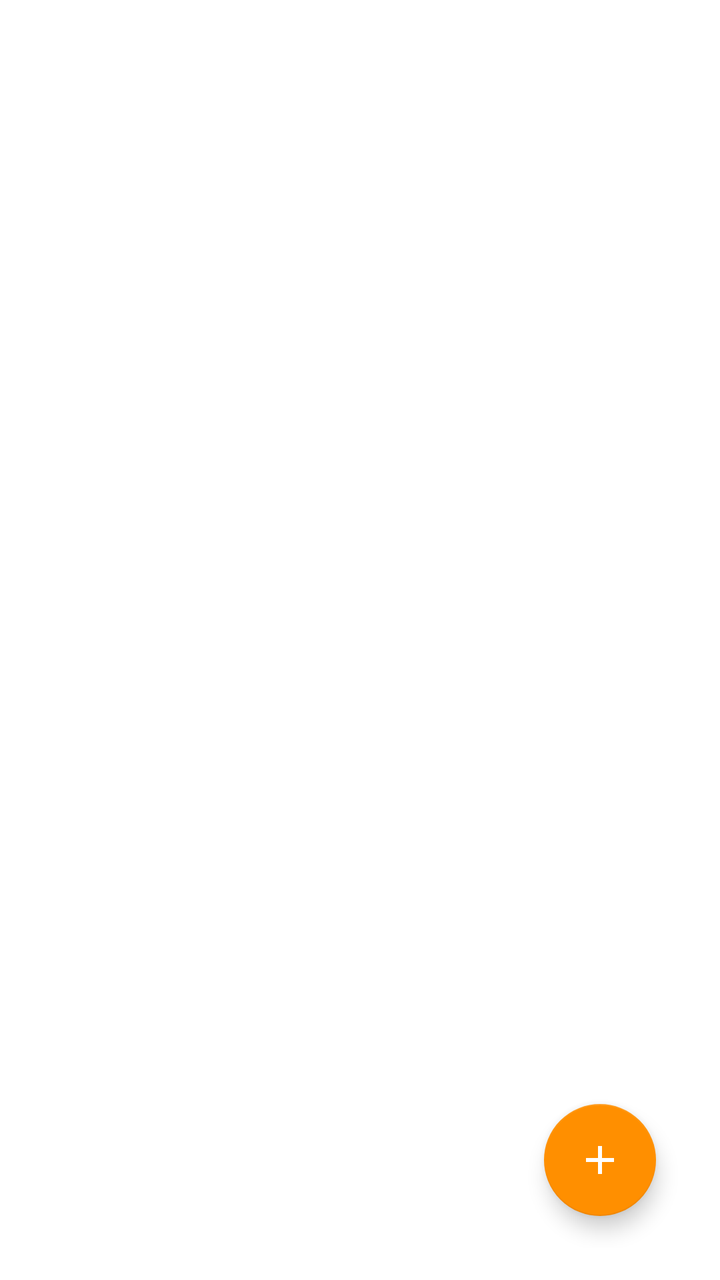
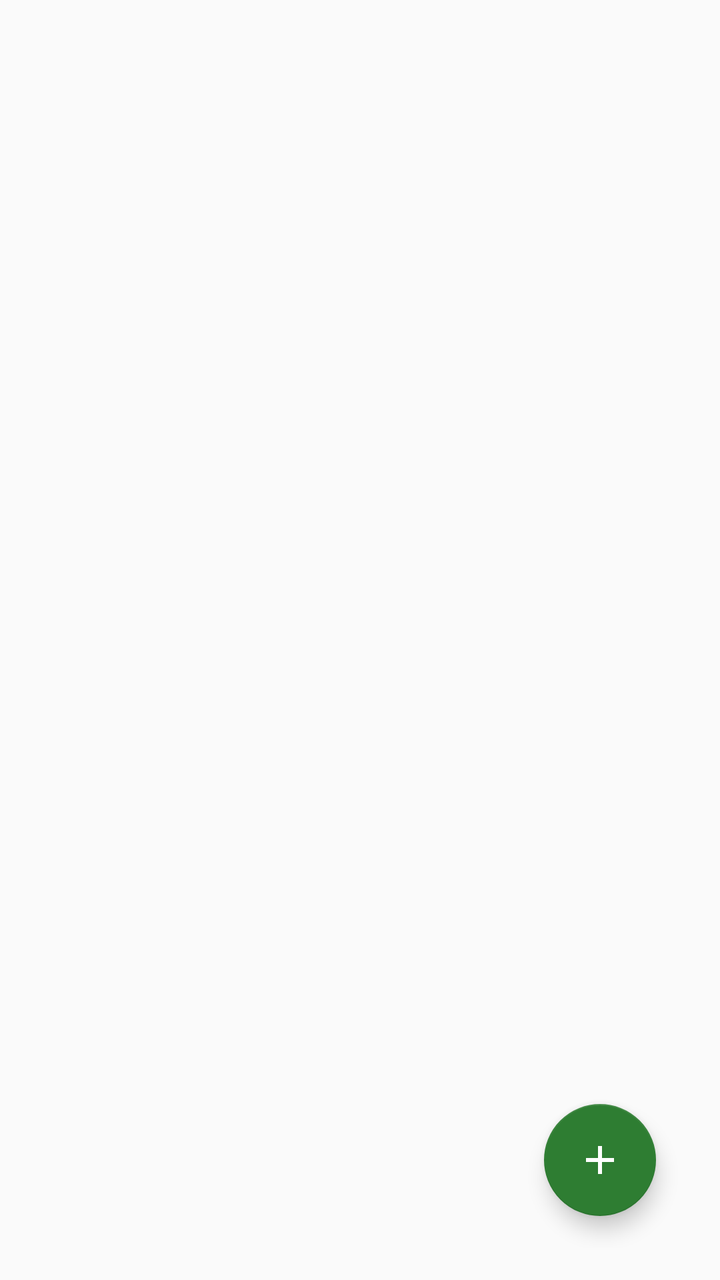

Before-and-after screenshots of an Android layout around one commit, followed by the original layout XML and the change that was made.
<!-- AndroidManifest.xml: application theme Theme.SmartPantry -->
<!-- res/layout/fragment_pantry.xml -->
<?xml version="1.0" encoding="utf-8"?>
<androidx.constraintlayout.widget.ConstraintLayout
    xmlns:android="http://schemas.android.com/apk/res/android"
    xmlns:app="http://schemas.android.com/apk/res-auto"
    android:layout_width="match_parent"
    android:layout_height="match_parent"
    android:padding="16dp">

    <androidx.recyclerview.widget.RecyclerView
        android:id="@+id/rvPantry"
        android:layout_width="0dp"
        android:layout_height="0dp"
        app:layoutManager="androidx.recyclerview.widget.LinearLayoutManager"
        app:layout_constraintTop_toTopOf="parent"
        app:layout_constraintBottom_toBottomOf="parent"
        app:layout_constraintStart_toStartOf="parent"
        app:layout_constraintEnd_toEndOf="parent" />

    
    <androidx.constraintlayout.widget.ConstraintLayout
        android:id="@+id/emptyStateContainer"
        android:layout_width="0dp"
        android:layout_height="wrap_content"
        android:padding="32dp"
        android:visibility="gone"
        app:layout_constraintTop_toTopOf="parent"
        app:layout_constraintBottom_toBottomOf="parent"
        app:layout_constraintStart_toStartOf="parent"
        app:layout_constraintEnd_toEndOf="parent">

        <ImageView
            android:id="@+id/ivEmptyIcon"
            android:layout_width="80dp"
            android:layout_height="80dp"
            android:src="@drawable/ic_baseline_check_circle_24"
            android:tint="@color/text_disabled"
            android:contentDescription="@string/empty_pantry_icon_desc"
            app:layout_constraintTop_toTopOf="parent"
            app:layout_constraintStart_toStartOf="parent"
            app:layout_constraintEnd_toEndOf="parent" />

        <TextView
            android:id="@+id/tvEmptyTitle"
            android:layout_width="wrap_content"
            android:layout_height="wrap_content"
            android:layout_marginTop="16dp"
            android:text="@string/empty_pantry_title"
            android:textSize="20sp"
            android:textStyle="bold"
            android:textColor="@color/text_primary"
            app:layout_constraintTop_toBottomOf="@id/ivEmptyIcon"
            app:layout_constraintStart_toStartOf="parent"
            app:layout_constraintEnd_toEndOf="parent" />

        <TextView
            android:id="@+id/tvEmptySubtitle"
            android:layout_width="wrap_content"
            android:layout_height="wrap_content"
            android:layout_marginTop="8dp"
            android:text="@string/empty_pantry_subtitle"
            android:textSize="14sp"
            android:textColor="@color/text_secondary"
            android:gravity="center"
            android:paddingStart="32dp"
            android:paddingEnd="32dp"
            app:layout_constraintTop_toBottomOf="@id/tvEmptyTitle"
            app:layout_constraintStart_toStartOf="parent"
            app:layout_constraintEnd_toEndOf="parent"
            app:layout_constraintBottom_toBottomOf="parent" />
    </androidx.constraintlayout.widget.ConstraintLayout>

    <com.google.android.material.floatingactionbutton.FloatingActionButton
        android:id="@+id/fabAdd"
        android:layout_width="wrap_content"
        android:layout_height="wrap_content"
        android:layout_margin="16dp"
        android:contentDescription="@string/add_ingredient"
        android:src="@drawable/ic_add"
        app:layout_constraintBottom_toBottomOf="parent"
        app:layout_constraintEnd_toEndOf="parent" />

</androidx.constraintlayout.widget.ConstraintLayout>
<!-- resources referenced by this layout -->
<resources>
  <color name="text_primary">#1A1A1A</color>
  <color name="text_secondary">#616161</color>
  <!-- drawable ic_baseline_check_circle_24 (drawable) -->
  <?xml version="1.0" encoding="utf-8"?>
  <vector xmlns:android="http://schemas.android.com/apk/res/android"
      android:width="24dp"
      android:height="24dp"
      android:viewportWidth="24"
      android:viewportHeight="24">
      <path
          android:fillColor="@color/on_success"
          android:pathData="M12,2C6.48,2 2,6.48 2,12s4.48,10 10,10 10,-4.48 10,-10S17.52,2 12,2zM10,17l-5,-5 1.41,-1.41L10,14.17l7.59,-7.59L19,8l-9,9z"/>
  </vector>
  <string name="empty_pantry_icon_desc">Empty pantry illustration</string>
  <string name="empty_pantry_subtitle">Tap the + button to add your first ingredient</string>
  <style name="Theme.SmartPantry" parent="Theme.MaterialComponents.DayNight.DarkActionBar">
          
          <item name="colorPrimary">@color/primary</item>
          <item name="colorPrimaryVariant">@color/primary_variant</item>
          <item name="colorOnPrimary">@color/on_primary</item>
  
          
          <item name="colorSecondary">@color/secondary</item>
          <item name="colorSecondaryVariant">@color/secondary_variant</item>
          <item name="colorOnSecondary">@color/on_secondary</item>
  
          
          <item name="colorError">@color/error</item>
          <item name="colorOnError">@color/on_error</item>
          <item name="colorErrorContainer">@color/error_container</item>
  
          
          <item name="colorSurface">@color/surface</item>
          <item name="colorSurfaceVariant">@color/surface_variant</item>
          <item name="colorOnSurface">@color/on_surface</item>
          <item name="colorOnSurfaceVariant">@color/on_surface_variant</item>
  
          
          <item name="colorOutline">@color/outline</item>
          <item name="colorOutlineVariant">@color/outline_variant</item>
  
          
          <item name="android:statusBarColor">?attr/colorPrimaryVariant</item>
          <item name="android:navigationBarColor">@color/surface</item>
          <item name="android:windowLightNavigationBar">true</item>
  
          
          <item name="textAppearanceHeadline1">@style/TextAppearance.SmartPantry.Headline1</item>
          <item name="textAppearanceHeadline2">@style/TextAppearance.SmartPantry.Headline2</item>
          <item name="textAppearanceBody1">@style/TextAppearance.SmartPantry.Body1</item>
          <item name="textAppearanceBody2">@style/TextAppearance.SmartPantry.Body2</item>
          <item name="textAppearanceCaption">@style/TextAppearance.SmartPantry.Caption</item>
  
          
          <item name="shapeAppearanceSmallComponent">@style/ShapeAppearance.SmartPantry.SmallComponent</item>
          <item name="shapeAppearanceMediumComponent">@style/ShapeAppearance.SmartPantry.MediumComponent</item>
          <item name="shapeAppearanceLargeComponent">@style/ShapeAppearance.SmartPantry.LargeComponent</item>
  
          
      </style>
  <color name="on_success">#FFFFFF</color>
  <color name="secondary">#FF8F00</color>
  <color name="secondary_variant">#FF6F00</color>
  <color name="error">#C62828</color>
  <color name="error_container">#FBE9E7</color>
  <color name="surface_variant">#F5F5F5</color>
  <color name="on_surface">#1A1A1A</color>
  <color name="on_surface_variant">#424242</color>
  <color name="outline">#E0E0E0</color>
  <color name="outline_variant">#EEEEEE</color>
  <style name="TextAppearance.SmartPantry.Headline1" parent="TextAppearance.MaterialComponents.Headline1">
          <item name="fontFamily">sans-serif-medium</item>
          <item name="android:textSize">32sp</item>
          <item name="android:textColor">@color/text_primary</item>
          <item name="android:letterSpacing">-0.015625</item>
      </style>
  <style name="TextAppearance.SmartPantry.Headline2" parent="TextAppearance.MaterialComponents.Headline2">
          <item name="fontFamily">sans-serif-medium</item>
          <item name="android:textSize">24sp</item>
          <item name="android:textColor">@color/text_primary</item>
          <item name="android:letterSpacing">0</item>
      </style>
  <style name="TextAppearance.SmartPantry.Body1" parent="TextAppearance.MaterialComponents.Body1">
          <item name="fontFamily">sans-serif</item>
          <item name="android:textSize">16sp</item>
          <item name="android:textColor">@color/text_primary</item>
          <item name="android:letterSpacing">0.009375</item>
      </style>
  <style name="TextAppearance.SmartPantry.Body2" parent="TextAppearance.MaterialComponents.Body2">
          <item name="fontFamily">sans-serif</item>
          <item name="android:textSize">14sp</item>
          <item name="android:textColor">@color/on_surface_variant</item>
          <item name="android:letterSpacing">0.017857</item>
      </style>
  <style name="TextAppearance.SmartPantry.Caption" parent="TextAppearance.MaterialComponents.Caption">
          <item name="fontFamily">sans-serif</item>
          <item name="android:textSize">12sp</item>
          <item name="android:textColor">@color/text_disabled</item>
          <item name="android:letterSpacing">0.033333</item>
      </style>
  <!-- unchanged entries left out for length: 13 -->
</resources>

<!-- the commit's change to res/layout/fragment_pantry.xml (unified diff, before → after) -->
@@ -28,16 +28,28 @@
         app:layout_constraintStart_toStartOf="parent"
         app:layout_constraintEnd_toEndOf="parent">
 
-        <ImageView
-            android:id="@+id/ivEmptyIcon"
-            android:layout_width="80dp"
-            android:layout_height="80dp"
-            android:src="@drawable/ic_baseline_check_circle_24"
-            android:tint="@color/text_disabled"
-            android:contentDescription="@string/empty_pantry_icon_desc"
+        
+        <androidx.cardview.widget.CardView
+            android:id="@+id/cvEmptyIllustration"
+            android:layout_width="140dp"
+            android:layout_height="140dp"
+            android:layout_marginBottom="24dp"
+            app:cardBackgroundColor="@color/primary_container"
+            app:cardCornerRadius="70dp"
+            app:cardElevation="4dp"
             app:layout_constraintTop_toTopOf="parent"
             app:layout_constraintStart_toStartOf="parent"
-            app:layout_constraintEnd_toEndOf="parent" />
+            app:layout_constraintEnd_toEndOf="parent">
+
+            <ImageView
+                android:id="@+id/ivEmptyIcon"
+                android:layout_width="70dp"
+                android:layout_height="70dp"
+                android:layout_gravity="center"
+                android:src="@drawable/ic_pantry_empty"
+                android:tint="@color/primary"
+                android:contentDescription="@string/empty_pantry_icon_desc" />
+        </androidx.cardview.widget.CardView>
 
         <TextView
             android:id="@+id/tvEmptyTitle"
@@ -45,10 +57,11 @@
             android:layout_height="wrap_content"
             android:layout_marginTop="16dp"
             android:text="@string/empty_pantry_title"
-            android:textSize="20sp"
+            android:textSize="24sp"
             android:textStyle="bold"
             android:textColor="@color/text_primary"
-            app:layout_constraintTop_toBottomOf="@id/ivEmptyIcon"
+            android:fontFamily="sans-serif-medium"
+            app:layout_constraintTop_toBottomOf="@id/cvEmptyIllustration"
             app:layout_constraintStart_toStartOf="parent"
             app:layout_constraintEnd_toEndOf="parent" />
 
@@ -58,12 +71,29 @@
             android:layout_height="wrap_content"
             android:layout_marginTop="8dp"
             android:text="@string/empty_pantry_subtitle"
-            android:textSize="14sp"
+            android:textSize="15sp"
             android:textColor="@color/text_secondary"
             android:gravity="center"
-            android:paddingStart="32dp"
-            android:paddingEnd="32dp"
+            android:lineSpacingExtra="2sp"
+            android:paddingStart="24dp"
+            android:paddingEnd="24dp"
             app:layout_constraintTop_toBottomOf="@id/tvEmptyTitle"
+            app:layout_constraintStart_toStartOf="parent"
+            app:layout_constraintEnd_toEndOf="parent"
+            app:layout_constraintBottom_toBottomOf="parent" />
+
+        
+        <com.google.android.material.button.MaterialButton
+            android:id="@+id/btnEmptyAddFirst"
+            style="@style/Widget.MaterialComponents.Button"
+            android:layout_width="wrap_content"
+            android:layout_height="wrap_content"
+            android:layout_marginTop="24dp"
+            android:text="@string/empty_pantry_cta"
+            android:icon="@drawable/ic_add"
+            android:iconTint="@color/on_primary"
+            app:cornerRadius="24dp"
+            app:layout_constraintTop_toBottomOf="@id/tvEmptySubtitle"
             app:layout_constraintStart_toStartOf="parent"
             app:layout_constraintEnd_toEndOf="parent"
             app:layout_constraintBottom_toBottomOf="parent" />
@@ -76,6 +106,7 @@
         android:layout_margin="16dp"
         android:contentDescription="@string/add_ingredient"
         android:src="@drawable/ic_add"
+        app:backgroundTint="@color/primary"
         app:layout_constraintBottom_toBottomOf="parent"
         app:layout_constraintEnd_toEndOf="parent" />
 
<!-- resource entries referenced after the edit -->
@@ -1,20 +1,39 @@
 <!-- resources referenced by this layout -->
 <resources>
-  <color name="text_primary">#1A1A1A</color>
-  <color name="text_secondary">#616161</color>
-  <!-- drawable ic_baseline_check_circle_24 (drawable) -->
+  <color name="primary_container">#E8F5E9</color>
+  <color name="text_primary">#1C1E1C</color>
+  <color name="text_secondary">#444843</color>
+  <!-- drawable ic_pantry_empty (drawable) -->
   <?xml version="1.0" encoding="utf-8"?>
   <vector xmlns:android="http://schemas.android.com/apk/res/android"
       android:width="24dp"
       android:height="24dp"
       android:viewportWidth="24"
       android:viewportHeight="24">
-      <path
-          android:fillColor="@color/on_success"
-          android:pathData="M12,2C6.48,2 2,6.48 2,12s4.48,10 10,10 10,-4.48 10,-10S17.52,2 12,2zM10,17l-5,-5 1.41,-1.41L10,14.17l7.59,-7.59L19,8l-9,9z"/>
+      
+      <path
+          android:fillColor="@android:color/white"
+          android:pathData="M4,6H20V8H4V6Z" />
+      <path
+          android:fillColor="@android:color/white"
+          android:pathData="M4,12H20V14H4V12Z" />
+      <path
+          android:fillColor="@android:color/white"
+          android:pathData="M4,18H20V20H4V18Z" />
+      
+      <path
+          android:fillColor="@android:color/white"
+          android:pathData="M7,4.5C7,3.67 7.67,3 8.5,3H15.5C16.33,3 17,3.67 17,4.5V7H7V4.5Z" />
+      <path
+          android:fillColor="@android:color/white"
+          android:pathData="M13,10.5C13,9.67 13.67,9 14.5,9H17.5C18.33,9 19,9.67 19,10.5V12H13V10.5Z" />
+      <path
+          android:fillColor="@android:color/white"
+          android:pathData="M6,16.5C6,15.67 6.67,15 7.5,15H10.5C11.33,15 12,15.67 12,16.5V18H6V16.5Z" />
   </vector>
-  <string name="empty_pantry_icon_desc">Empty pantry illustration</string>
-  <string name="empty_pantry_subtitle">Tap the + button to add your first ingredient</string>
+  <string name="empty_pantry_cta">Add Your First Ingredient</string>
+  <string name="empty_pantry_icon_desc">Empty pantry illustration with shelves</string>
+  <string name="empty_pantry_subtitle">Start by adding ingredients you have on hand. We will find recipes you can make right away!</string>
   <style name="Theme.SmartPantry" parent="Theme.MaterialComponents.DayNight.DarkActionBar">
           
           <item name="colorPrimary">@color/primary</item>
@@ -38,6 +57,10 @@
           <item name="colorOnSurfaceVariant">@color/on_surface_variant</item>
   
           
+          <item name="android:colorBackground">@color/background</item>
+          <item name="colorOnBackground">@color/on_background</item>
+  
+          
           <item name="colorOutline">@color/outline</item>
           <item name="colorOutlineVariant">@color/outline_variant</item>
   
@@ -47,11 +70,22 @@
           <item name="android:windowLightNavigationBar">true</item>
   
           
+          <item name="elevationOverlayEnabled">false</item>
+  
+          
           <item name="textAppearanceHeadline1">@style/TextAppearance.SmartPantry.Headline1</item>
           <item name="textAppearanceHeadline2">@style/TextAppearance.SmartPantry.Headline2</item>
+          <item name="textAppearanceHeadline3">@style/TextAppearance.SmartPantry.Headline3</item>
+          <item name="textAppearanceHeadline4">@style/TextAppearance.SmartPantry.Headline4</item>
+          <item name="textAppearanceHeadline5">@style/TextAppearance.SmartPantry.Headline5</item>
+          <item name="textAppearanceHeadline6">@style/TextAppearance.SmartPantry.Headline6</item>
+          <item name="textAppearanceSubtitle1">@style/TextAppearance.SmartPantry.Subtitle1</item>
+          <item name="textAppearanceSubtitle2">@style/TextAppearance.SmartPantry.Subtitle2</item>
           <item name="textAppearanceBody1">@style/TextAppearance.SmartPantry.Body1</item>
           <item name="textAppearanceBody2">@style/TextAppearance.SmartPantry.Body2</item>
           <item name="textAppearanceCaption">@style/TextAppearance.SmartPantry.Caption</item>
+          <item name="textAppearanceButton">@style/TextAppearance.SmartPantry.Button</item>
+          <item name="textAppearanceOverline">@style/TextAppearance.SmartPantry.Overline</item>
   
           
           <item name="shapeAppearanceSmallComponent">@style/ShapeAppearance.SmartPantry.SmallComponent</item>
@@ -59,47 +93,126 @@
           <item name="shapeAppearanceLargeComponent">@style/ShapeAppearance.SmartPantry.LargeComponent</item>
   
           
-      </style>
-  <color name="on_success">#FFFFFF</color>
-  <color name="secondary">#FF8F00</color>
-  <color name="secondary_variant">#FF6F00</color>
-  <color name="error">#C62828</color>
-  <color name="error_container">#FBE9E7</color>
-  <color name="surface_variant">#F5F5F5</color>
-  <color name="on_surface">#1A1A1A</color>
-  <color name="on_surface_variant">#424242</color>
-  <color name="outline">#E0E0E0</color>
-  <color name="outline_variant">#EEEEEE</color>
+          <item name="textInputStyle">@style/Widget.SmartPantry.TextInputLayout</item>
+      </style>
+  <color name="secondary">#FF9800</color>
+  <color name="secondary_variant">#F57C00</color>
+  <color name="error">#BA1A1A</color>
+  <color name="error_container">#FFDAD6</color>
+  <color name="surface_variant">#F0F4F0</color>
+  <color name="on_surface">#1C1E1C</color>
+  <color name="on_surface_variant">#444843</color>
+  <color name="background">#FAFAFA</color>
+  <color name="on_background">#1C1E1C</color>
+  <color name="outline">#747873</color>
+  <color name="outline_variant">#C4C7C3</color>
   <style name="TextAppearance.SmartPantry.Headline1" parent="TextAppearance.MaterialComponents.Headline1">
           <item name="fontFamily">sans-serif-medium</item>
           <item name="android:textSize">32sp</item>
           <item name="android:textColor">@color/text_primary</item>
           <item name="android:letterSpacing">-0.015625</item>
+          <item name="android:fontWeight">600</item>
       </style>
   <style name="TextAppearance.SmartPantry.Headline2" parent="TextAppearance.MaterialComponents.Headline2">
           <item name="fontFamily">sans-serif-medium</item>
           <item name="android:textSize">24sp</item>
           <item name="android:textColor">@color/text_primary</item>
           <item name="android:letterSpacing">0</item>
+          <item name="android:fontWeight">600</item>
+      </style>
+  <style name="TextAppearance.SmartPantry.Headline3" parent="TextAppearance.MaterialComponents.Headline3">
+          <item name="fontFamily">sans-serif-medium</item>
+          <item name="android:textSize">22sp</item>
+          <item name="android:textColor">@color/text_primary</item>
+          <item name="android:letterSpacing">0</item>
+          <item name="android:fontWeight">500</item>
+      </style>
+  <style name="TextAppearance.SmartPantry.Headline4" parent="TextAppearance.MaterialComponents.Headline4">
+          <item name="fontFamily">sans-serif-medium</item>
+          <item name="android:textSize">20sp</item>
+          <item name="android:textColor">@color/text_primary</item>
+          <item name="android:letterSpacing">0.0015625</item>
+          <item name="android:fontWeight">500</item>
+      </style>
+  <style name="TextAppearance.SmartPantry.Headline5" parent="TextAppearance.MaterialComponents.Headline5">
+          <item name="fontFamily">sans-serif-medium</item>
+          <item name="android:textSize">18sp</item>
+          <item name="android:textColor">@color/text_primary</item>
+          <item name="android:letterSpacing">0</item>
+          <item name="android:fontWeight">500</item>
+      </style>
+  <style name="TextAppearance.SmartPantry.Headline6" parent="TextAppearance.MaterialComponents.Headline6">
+          <item name="fontFamily">sans-serif-medium</item>
+          <item name="android:textSize">16sp</item>
+          <item name="android:textColor">@color/text_primary</item>
+          <item name="android:letterSpacing">0.009375</item>
+          <item name="android:fontWeight">500</item>
+      </style>
+  <style name="TextAppearance.SmartPantry.Subtitle1" parent="TextAppearance.MaterialComponents.Subtitle1">
+          <item name="fontFamily">sans-serif-medium</item>
+          <item name="android:textSize">16sp</item>
+          <item name="android:textColor">@color/text_primary</item>
+          <item name="android:letterSpacing">0.009375</item>
+          <item name="android:fontWeight">400</item>
+      </style>
+  <style name="TextAppearance.SmartPantry.Subtitle2" parent="TextAppearance.MaterialComponents.Subtitle2">
+          <item name="fontFamily">sans-serif-medium</item>
+          <item name="android:textSize">14sp</item>
+          <item name="android:textColor">@color/on_surface_variant</item>
+          <item name="android:letterSpacing">0.017857</item>
+          <item name="android:fontWeight">500</item>
       </style>
   <style name="TextAppearance.SmartPantry.Body1" parent="TextAppearance.MaterialComponents.Body1">
           <item name="fontFamily">sans-serif</item>
           <item name="android:textSize">16sp</item>
           <item name="android:textColor">@color/text_primary</item>
           <item name="android:letterSpacing">0.009375</item>
+          <item name="android:fontWeight">400</item>
       </style>
   <style name="TextAppearance.SmartPantry.Body2" parent="TextAppearance.MaterialComponents.Body2">
           <item name="fontFamily">sans-serif</item>
           <item name="android:textSize">14sp</item>
           <item name="android:textColor">@color/on_surface_variant</item>
           <item name="android:letterSpacing">0.017857</item>
+          <item name="android:fontWeight">400</item>
       </style>
   <style name="TextAppearance.SmartPantry.Caption" parent="TextAppearance.MaterialComponents.Caption">
           <item name="fontFamily">sans-serif</item>
           <item name="android:textSize">12sp</item>
           <item name="android:textColor">@color/text_disabled</item>
           <item name="android:letterSpacing">0.033333</item>
-      </style>
+          <item name="android:fontWeight">400</item>
+      </style>
+  <style name="TextAppearance.SmartPantry.Button" parent="TextAppearance.MaterialComponents.Button">
+          <item name="fontFamily">sans-serif-medium</item>
+          <item name="android:textSize">14sp</item>
+          <item name="android:textColor">@color/text_primary</item>
+          <item name="android:letterSpacing">0.007142857</item>
+          <item name="android:fontWeight">500</item>
+          <item name="android:textAllCaps">false</item>
+      </style>
+  <style name="TextAppearance.SmartPantry.Overline" parent="TextAppearance.MaterialComponents.Overline">
+          <item name="fontFamily">sans-serif-medium</item>
+          <item name="android:textSize">10sp</item>
+          <item name="android:textColor">@color/text_secondary</item>
+          <item name="android:letterSpacing">0.1</item>
+          <item name="android:fontWeight">500</item>
+          <item name="android:textAllCaps">true</item>
+      </style>
+  <style name="Widget.SmartPantry.TextInputLayout" parent="Widget.MaterialComponents.TextInputLayout.OutlinedBox.Dense">
+          <item name="boxStrokeColor">@color/text_input_stroke_color</item>
+          <item name="boxStrokeWidth">1dp</item>
+          <item name="boxStrokeWidthFocused">2dp</item>
+          <item name="boxCornerRadiusTopStart">12dp</item>
+          <item name="boxCornerRadiusTopEnd">12dp</item>
+          <item name="boxCornerRadiusBottomStart">12dp</item>
+          <item name="boxCornerRadiusBottomEnd">12dp</item>
+          <item name="hintTextColor">@color/text_hint</item>
+          <item name="placeholderTextColor">@color/text_disabled</item>
+          <item name="android:textColorHint">@color/text_hint</item>
+      </style>
+  <color name="text_input_stroke_color">@color/outline_variant</color>
+  <color name="text_hint">#BDBDBD</color>
   <!-- unchanged entries left out for length: 13 -->
 </resources>
 
